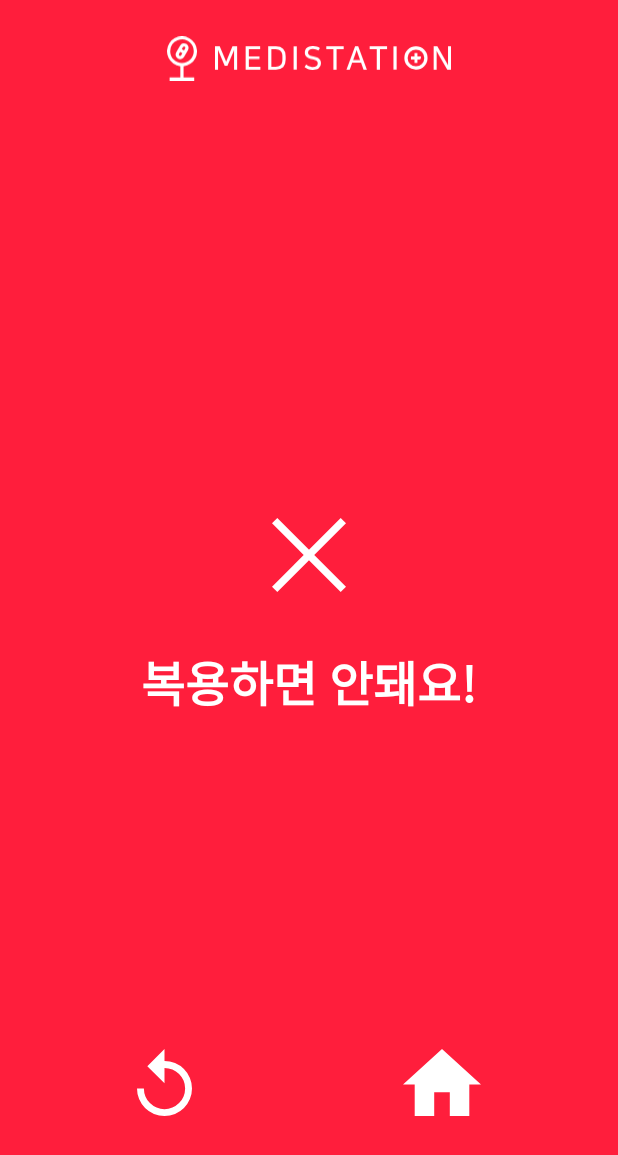
After one commit to MinSeungHyun/MediStation, an Android app: the ResultNegativeActivity screen opened directly, with no data from a screen before it, on a phone screen of 412 x 824 dp. The commit adds this screen. Shown: the top 1155 px of the screen. Run offline under Robolectric (Android 15) with nearby library versions, the phone set to English and light mode, and no system bars.

Commit message:
복용 불가 화면 추가

```diff
--- a/app/src/main/AndroidManifest.xml
+++ b/app/src/main/AndroidManifest.xml
@@ -51,6 +51,9 @@
                 android:name="android.nfc.action.TECH_DISCOVERED"
                 android:resource="@xml/nfc_tech_filter" />
         </activity>
+        <activity
+            android:name=".view.search_progress.ResultNegativeActivity"
+            android:theme="@style/ResultNegativeActivityTheme" />
     </application>
 
 </manifest>
--- /dev/null
+++ b/app/src/main/java/com/ljhnas/medistation/view/search_progress/ResultNegativeActivity.kt
@@ -0,0 +1,12 @@
+package com.ljhnas.medistation.view.search_progress
+
+import android.os.Bundle
+import androidx.appcompat.app.AppCompatActivity
+import com.ljhnas.medistation.R
+
+class ResultNegativeActivity : AppCompatActivity() {
+    override fun onCreate(savedInstanceState: Bundle?) {
+        super.onCreate(savedInstanceState)
+        setContentView(R.layout.activity_result_negative)
+    }
+}
--- /dev/null
+++ b/app/src/main/res/drawable/ic_go_back.xml
@@ -0,0 +1,9 @@
+<vector xmlns:android="http://schemas.android.com/apk/res/android"
+    android:width="36.495dp"
+    android:height="44.478dp"
+    android:viewportWidth="36.495"
+    android:viewportHeight="44.478">
+    <path
+        android:fillColor="#fff"
+        android:pathData="M18.247,7.983L18.247,0l-11.4,11.4 11.4,11.4L18.247,12.545A13.686,13.686 0,1 1,4.562 26.231L0,26.231A18.247,18.247 0,1 0,18.247 7.983Z" />
+</vector>
--- /dev/null
+++ b/app/src/main/res/drawable/ic_home_button.xml
@@ -0,0 +1,9 @@
+<vector xmlns:android="http://schemas.android.com/apk/res/android"
+    android:width="52.327dp"
+    android:height="44.478dp"
+    android:viewportWidth="52.327"
+    android:viewportHeight="44.478">
+    <path
+        android:fillColor="#fff"
+        android:pathData="M20.931,44.478L20.931,28.78L31.4,28.78v15.7L44.478,44.48L44.478,23.55h7.849L26.164,0 0,23.55L7.849,23.55L7.849,44.478Z" />
+</vector>
--- /dev/null
+++ b/app/src/main/res/drawable/ic_x_image.xml
@@ -0,0 +1,16 @@
+<vector xmlns:android="http://schemas.android.com/apk/res/android"
+    android:width="49.167dp"
+    android:height="49.167dp"
+    android:viewportWidth="49.167"
+    android:viewportHeight="49.167">
+    <path
+        android:fillColor="#00000000"
+        android:pathData="M1.768,1.7691l45.631,45.631"
+        android:strokeWidth="5"
+        android:strokeColor="#fff" />
+    <path
+        android:fillColor="#00000000"
+        android:pathData="M47.399,1.7691 L1.768,47.4"
+        android:strokeWidth="5"
+        android:strokeColor="#fff" />
+</vector>
--- /dev/null
+++ b/app/src/main/res/layout/activity_result_negative.xml
@@ -0,0 +1,70 @@
+<?xml version="1.0" encoding="utf-8"?>
+<androidx.constraintlayout.widget.ConstraintLayout xmlns:android="http://schemas.android.com/apk/res/android"
+    xmlns:app="http://schemas.android.com/apk/res-auto"
+    xmlns:tools="http://schemas.android.com/tools"
+    android:layout_width="match_parent"
+    android:layout_height="match_parent"
+    android:background="@color/errorColor"
+    tools:ignore="ContentDescription">
+
+    <include
+        layout="@layout/logo_title_white"
+        android:layout_width="wrap_content"
+        android:layout_height="wrap_content"
+        android:layout_marginTop="24dp"
+        app:layout_constraintEnd_toEndOf="parent"
+        app:layout_constraintStart_toStartOf="parent"
+        app:layout_constraintTop_toTopOf="parent" />
+
+    <ImageView
+        android:id="@+id/xImage"
+        android:layout_width="wrap_content"
+        android:layout_height="wrap_content"
+        android:layout_marginBottom="36dp"
+        android:src="@drawable/ic_x_image"
+        app:layout_constraintBottom_toTopOf="@id/dontTakeText"
+        app:layout_constraintEnd_toEndOf="parent"
+        app:layout_constraintStart_toStartOf="parent"
+        app:layout_constraintTop_toTopOf="parent"
+        app:layout_constraintVertical_chainStyle="packed" />
+
+    <TextView
+        android:id="@+id/dontTakeText"
+        style="@style/PrimaryTitleTextStyle"
+        android:layout_width="wrap_content"
+        android:layout_height="wrap_content"
+        android:shadowColor="#00000000"
+        android:text="@string/dont_take"
+        android:textColor="@android:color/white"
+        app:layout_constraintBottom_toBottomOf="parent"
+        app:layout_constraintEnd_toEndOf="parent"
+        app:layout_constraintStart_toStartOf="parent"
+        app:layout_constraintTop_toBottomOf="@id/xImage" />
+
+    <ImageView
+        android:id="@+id/goBackButton"
+        android:layout_width="wrap_content"
+        android:layout_height="wrap_content"
+        android:layout_marginBottom="80dp"
+        android:background="?attr/selectableItemBackground"
+        android:clickable="true"
+        android:focusable="true"
+        android:src="@drawable/ic_go_back"
+        app:layout_constraintBottom_toBottomOf="parent"
+        app:layout_constraintEnd_toStartOf="@id/homeButton"
+        app:layout_constraintStart_toStartOf="parent" />
+
+    <ImageView
+        android:id="@+id/homeButton"
+        android:layout_width="wrap_content"
+        android:layout_height="wrap_content"
+        android:layout_marginStart="50dp"
+        android:layout_marginBottom="80dp"
+        android:background="?attr/selectableItemBackground"
+        android:clickable="true"
+        android:focusable="true"
+        android:src="@drawable/ic_home_button"
+        app:layout_constraintBottom_toBottomOf="parent"
+        app:layout_constraintEnd_toEndOf="parent"
+        app:layout_constraintStart_toEndOf="@id/goBackButton" />
+</androidx.constraintlayout.widget.ConstraintLayout>
--- /dev/null
+++ b/app/src/main/res/layout/logo_title_white.xml
@@ -0,0 +1,25 @@
+<?xml version="1.0" encoding="utf-8"?>
+<LinearLayout xmlns:android="http://schemas.android.com/apk/res/android"
+    xmlns:tools="http://schemas.android.com/tools"
+    android:layout_width="wrap_content"
+    android:layout_height="wrap_content"
+    tools:ignore="ContentDescription">
+
+    <ImageView
+        android:id="@+id/logoImage"
+        android:layout_width="wrap_content"
+        android:layout_height="30dp"
+        android:adjustViewBounds="true"
+        android:src="@drawable/meditation_logo_green"
+        android:tint="@android:color/white" />
+
+    <ImageView
+        android:id="@+id/logoTextImage"
+        android:layout_width="wrap_content"
+        android:layout_height="16dp"
+        android:layout_gravity="center"
+        android:layout_marginStart="12dp"
+        android:adjustViewBounds="true"
+        android:src="@drawable/medistation_text_green"
+        android:tint="@android:color/white" />
+</LinearLayout>
--- a/app/src/main/res/values/strings.xml
+++ b/app/src/main/res/values/strings.xml
@@ -50,4 +50,6 @@
     <string name="progress_description_1">메디스테이션 기기에서\n약을 인식시키세요.</string>
     <string name="progress_description_2">휴대폰을 메디스테이션의\n윗면에 가져다 대세요.</string>
     <string name="progress_description_2_detail">휴대폰이 인식되면 자동으로 결과가 뜹니다.</string>
+
+    <string name="dont_take">복용하면 안돼요!</string>
 </resources>
--- a/app/src/main/res/values/styles.xml
+++ b/app/src/main/res/values/styles.xml
@@ -30,6 +30,10 @@
         <item name="android:windowLightStatusBar">true</item>
     </style>
 
+    <style name="ResultNegativeActivityTheme" parent="AppTheme">
+        <item name="colorPrimaryDark">@color/errorColor</item>
+    </style>
+
     <style name="TextButtonStyle">
         <item name="android:layout_width">wrap_content</item>
         <item name="android:layout_height">wrap_content</item>
```
Also changed, not shown: 3 other files.
